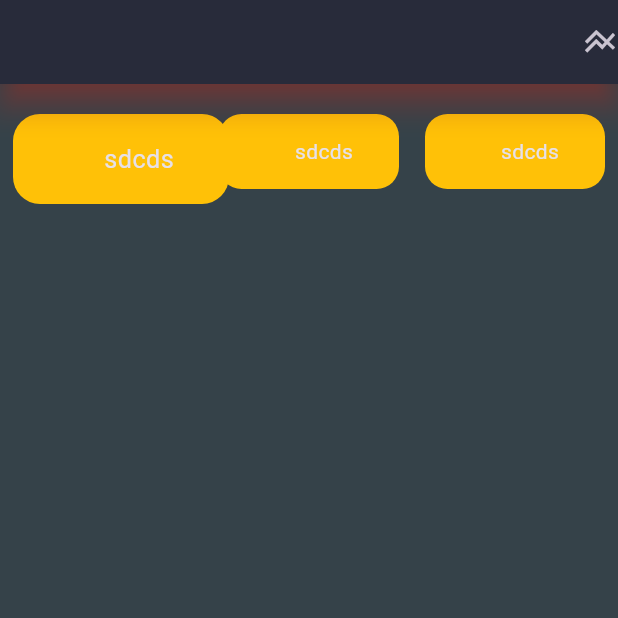
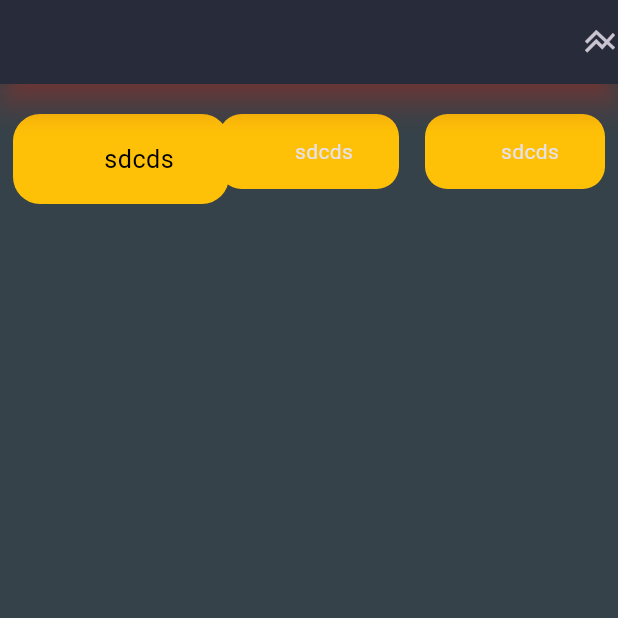
Before and after one commit to byronsmb/food_red_black, a Flutter app: the screen it shows after launch, after a tap on "sdcds", on a phone screen of 412 x 824 dp, the top half of it. Run offline on Flutter 3.47's test engine with Material 2 defaults, Android fonts, the phone set to English and light mode, and no system bars; our stand-ins replace google_fonts; missing offline and left inert: postgres; statements that could not run were skipped.

Commit message:
Update main_page.dart

```diff
--- a/lib/widgets/main_page.dart
+++ b/lib/widgets/main_page.dart
@@ -17,6 +17,7 @@ class _MainPageState extends State<MainPage> {
   late Result resultados;
   final List comidasDisponibles = [];
   List<double> containerScales = [1.0, 1.0, 1.0];
+  int colorSelectindex = 1;
 
   Future<void> cargarBD() async {
     try {
@@ -89,6 +90,7 @@ class _MainPageState extends State<MainPage> {
                     setState(() {
                       // Establece el contenedor 1 a la escala más grande y los otros a su escala original.
                       containerScales = [1.2, 1.0, 1.0];
+                      colorSelectindex = 1;
                     });
                   },
                   child: AnimatedContainer(
@@ -101,7 +103,14 @@ class _MainPageState extends State<MainPage> {
                       borderRadius: BorderRadius.circular(15),
                       color: Colors.amber,
                     ),
-                    child: Center(child: Text('sdcds')),
+                    child: Center(
+                        child: Text(
+                      'sdcds',
+                      style: TextStyle(
+                          color: colorSelectindex == 1
+                              ? Colors.black
+                              : Colors.red),
+                    )),
                     duration: Duration(milliseconds: 300),
                   ),
                 ),
@@ -112,6 +121,7 @@ class _MainPageState extends State<MainPage> {
                     setState(() {
                       // Establece el contenedor 2 a la escala más grande y los otros a su escala original.
                       containerScales = [1.0, 1.2, 1.0];
+                      colorSelectindex = 2;
                     });
                   },
                   child: Center(
@@ -137,6 +147,7 @@ class _MainPageState extends State<MainPage> {
                     setState(() {
                       // Establece el contenedor 3 a la escala más grande y los otros a su escala original.
                       containerScales = [1.0, 1.0, 1.2];
+                      colorSelectindex = 3;
                     });
                   },
                   child: AnimatedContainer(
```
